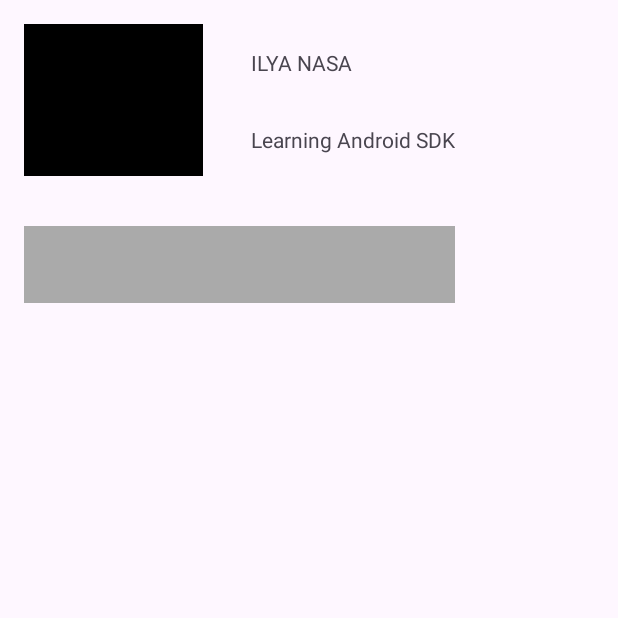
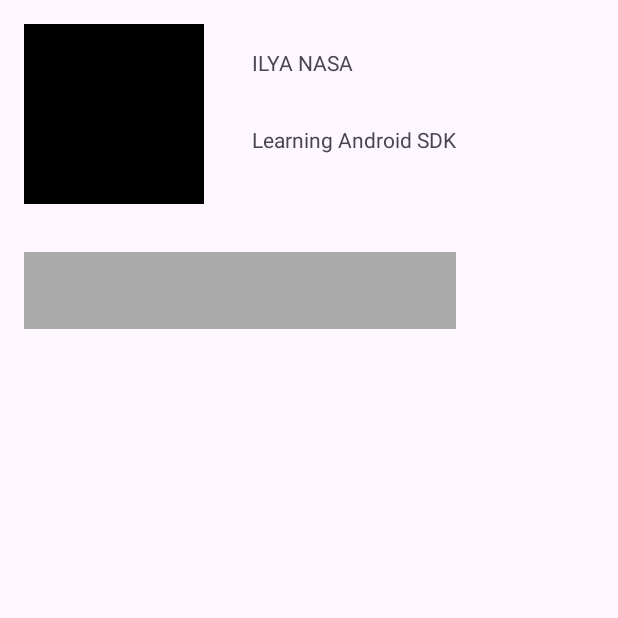
Before and after one commit to ILYA-NASA/Android-basic, an Android app: the screen it shows after launch (MainActivity), on a phone screen of 412 x 824 dp, the top half of it. Run offline under Robolectric (Android 15) with nearby library versions, the phone set to English and light mode, and no system bars.

Commit message:
used dimensions multiples of 4

```diff
--- a/17_Layout/app/src/main/res/layout/social_media_post.xml
+++ b/17_Layout/app/src/main/res/layout/social_media_post.xml
@@ -13,8 +13,8 @@
         android:orientation="horizontal">
 
         <TextView
-            android:layout_width="119dp"
-            android:layout_height="101dp"
+            android:layout_width="120dp"
+            android:layout_height="120dp"
             android:layout_margin="16dp"
             android:background="@android:color/black"
             android:padding="16dp" />
```
